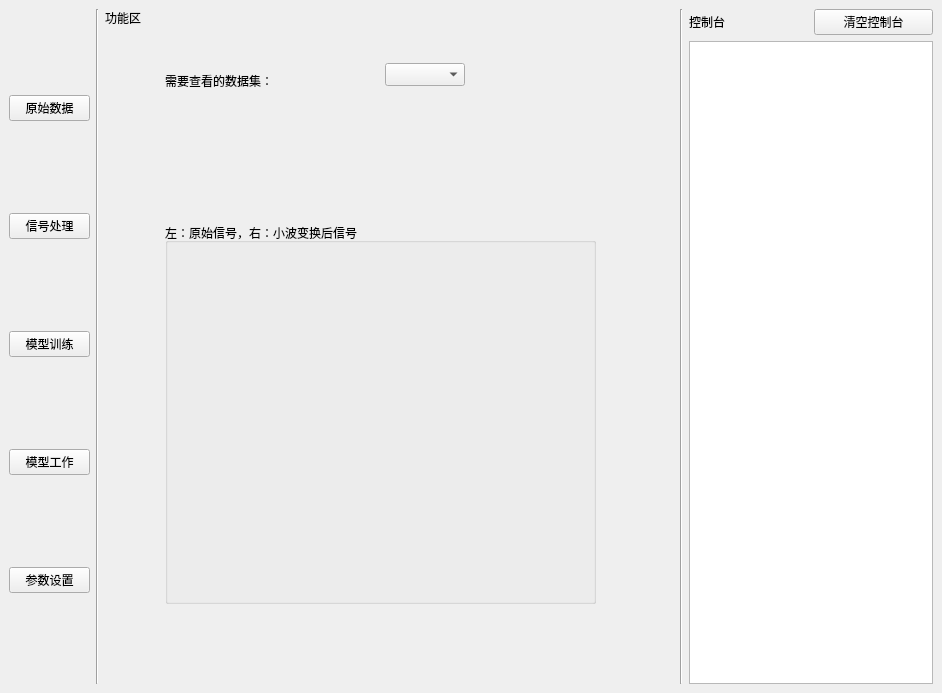
Old version of the form GUI/main_window.ui in the repository industrimatic/Gearbox-Fault-Diagnosis.
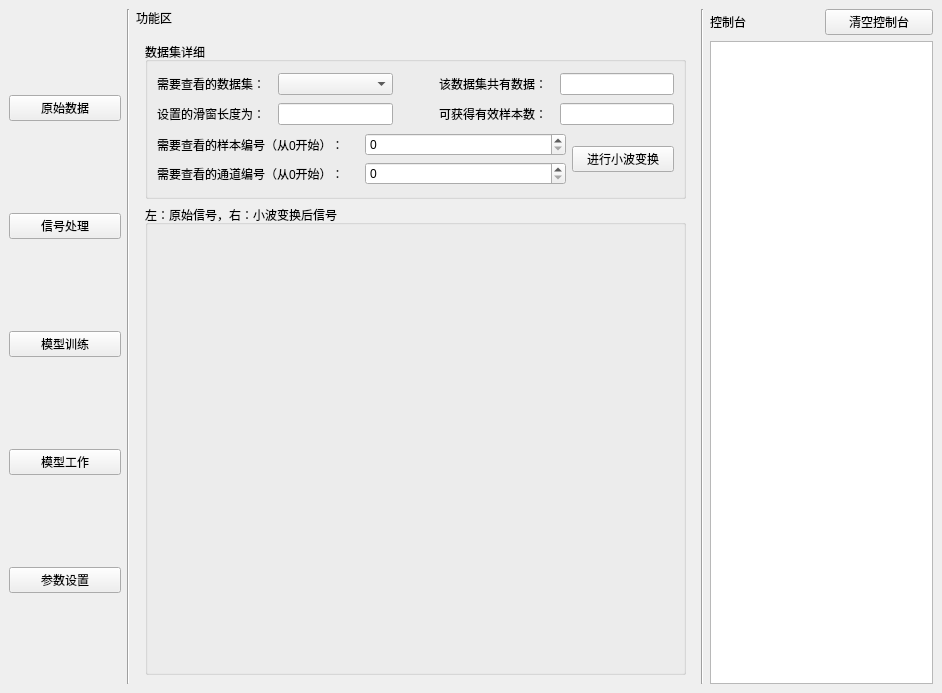
New version of the form. The open tabs and pages were chosen to show the change.

Commit message: 完成信号处理界面

```diff
--- a/GUI/main_window.ui
+++ b/GUI/main_window.ui
@@ -14,7 +14,7 @@
    <string>智能齿轮箱故障诊断系统</string>
   </property>
   <widget class="QWidget" name="centralwidget">
-   <layout class="QHBoxLayout" name="horizontalLayout_15" stretch="1,1,7,1,3">
+   <layout class="QHBoxLayout" name="horizontalLayout_15" stretch="2,1,10,1,4">
     <item>
      <layout class="QVBoxLayout" name="verticalLayout">
       <item>
@@ -253,42 +253,187 @@
          </layout>
         </widget>
         <widget class="QWidget" name="page_3">
-         <widget class="QGroupBox" name="groupBox_8">
-          <property name="geometry">
-           <rect>
-            <x>60</x>
-            <y>190</y>
-            <width>431</width>
-            <height>381</height>
-           </rect>
-          </property>
-          <property name="title">
-           <string>左：原始信号，右：小波变换后信号</string>
-          </property>
-         </widget>
-         <widget class="QLabel" name="label_5">
-          <property name="geometry">
-           <rect>
-            <x>60</x>
-            <y>40</y>
-            <width>121</width>
-            <height>16</height>
-           </rect>
-          </property>
-          <property name="text">
-           <string>需要查看的数据集：</string>
-          </property>
-         </widget>
-         <widget class="QComboBox" name="comboBox_2">
-          <property name="geometry">
-           <rect>
-            <x>280</x>
-            <y>30</y>
-            <width>80</width>
-            <height>23</height>
-           </rect>
-          </property>
-         </widget>
+         <layout class="QVBoxLayout" name="verticalLayout_14" stretch="1,3">
+          <item>
+           <widget class="QGroupBox" name="groupBox_9">
+            <property name="title">
+             <string>数据集详细</string>
+            </property>
+            <layout class="QVBoxLayout" name="verticalLayout_17">
+             <item>
+              <layout class="QHBoxLayout" name="horizontalLayout_22" stretch="1,0,1">
+               <item>
+                <layout class="QHBoxLayout" name="horizontalLayout_18" stretch="1,1">
+                 <item>
+                  <widget class="QLabel" name="label_5">
+                   <property name="text">
+                    <string>需要查看的数据集：</string>
+                   </property>
+                  </widget>
+                 </item>
+                 <item>
+                  <widget class="QComboBox" name="comboBox_2"/>
+                 </item>
+                </layout>
+               </item>
+               <item>
+                <spacer name="horizontalSpacer">
+                 <property name="orientation">
+                  <enum>Qt::Orientation::Horizontal</enum>
+                 </property>
+                 <property name="sizeHint" stdset="0">
+                  <size>
+                   <width>40</width>
+                   <height>20</height>
+                  </size>
+                 </property>
+                </spacer>
+               </item>
+               <item>
+                <layout class="QHBoxLayout" name="horizontalLayout_19" stretch="1,1">
+                 <item>
+                  <widget class="QLabel" name="label_20">
+                   <property name="text">
+                    <string>该数据集共有数据：</string>
+                   </property>
+                  </widget>
+                 </item>
+                 <item>
+                  <widget class="QLineEdit" name="lineEdit_2">
+                   <property name="enabled">
+                    <bool>true</bool>
+                   </property>
+                   <property name="readOnly">
+                    <bool>true</bool>
+                   </property>
+                  </widget>
+                 </item>
+                </layout>
+               </item>
+              </layout>
+             </item>
+             <item>
+              <layout class="QHBoxLayout" name="horizontalLayout_21" stretch="1,0,1">
+               <item>
+                <layout class="QHBoxLayout" name="horizontalLayout_16" stretch="1,1">
+                 <item>
+                  <widget class="QLabel" name="label_21">
+                   <property name="text">
+                    <string>设置的滑窗长度为：</string>
+                   </property>
+                  </widget>
+                 </item>
+                 <item>
+                  <widget class="QLineEdit" name="lineEdit">
+                   <property name="enabled">
+                    <bool>true</bool>
+                   </property>
+                   <property name="readOnly">
+                    <bool>true</bool>
+                   </property>
+                  </widget>
+                 </item>
+                </layout>
+               </item>
+               <item>
+                <spacer name="horizontalSpacer_2">
+                 <property name="orientation">
+                  <enum>Qt::Orientation::Horizontal</enum>
+                 </property>
+                 <property name="sizeHint" stdset="0">
+                  <size>
+                   <width>40</width>
+                   <height>20</height>
+                  </size>
+                 </property>
+                </spacer>
+               </item>
+               <item>
+                <layout class="QHBoxLayout" name="horizontalLayout_17" stretch="1,1">
+                 <item>
+                  <widget class="QLabel" name="label_22">
+                   <property name="text">
+                    <string>可获得有效样本数：</string>
+                   </property>
+                  </widget>
+                 </item>
+                 <item>
+                  <widget class="QLineEdit" name="lineEdit_3">
+                   <property name="enabled">
+                    <bool>true</bool>
+                   </property>
+                   <property name="readOnly">
+                    <bool>true</bool>
+                   </property>
+                  </widget>
+                 </item>
+                </layout>
+               </item>
+              </layout>
+             </item>
+             <item>
+              <layout class="QHBoxLayout" name="horizontalLayout_25" stretch="4,1">
+               <item>
+                <layout class="QVBoxLayout" name="verticalLayout_15">
+                 <item>
+                  <layout class="QHBoxLayout" name="horizontalLayout_20">
+                   <item>
+                    <widget class="QLabel" name="label_23">
+                     <property name="text">
+                      <string>需要查看的样本编号（从0开始）：</string>
+                     </property>
+                    </widget>
+                   </item>
+                   <item>
+                    <widget class="QSpinBox" name="spinBox_10"/>
+                   </item>
+                  </layout>
+                 </item>
+                 <item>
+                  <layout class="QHBoxLayout" name="horizontalLayout_24">
+                   <item>
+                    <widget class="QLabel" name="label_24">
+                     <property name="text">
+                      <string>需要查看的通道编号（从0开始）：</string>
+                     </property>
+                    </widget>
+                   </item>
+                   <item>
+                    <widget class="QSpinBox" name="spinBox_11">
+                     <property name="maximum">
+                      <number>7</number>
+                     </property>
+                    </widget>
+                   </item>
+                  </layout>
+                 </item>
+                </layout>
+               </item>
+               <item>
+                <widget class="QPushButton" name="pushButton_8">
+                 <property name="text">
+                  <string>进行小波变换</string>
+                 </property>
+                </widget>
+               </item>
+              </layout>
+             </item>
+            </layout>
+           </widget>
+          </item>
+          <item>
+           <widget class="QGroupBox" name="groupBox_8">
+            <property name="title">
+             <string>左：原始信号，右：小波变换后信号</string>
+            </property>
+            <layout class="QHBoxLayout" name="horizontalLayout_23">
+             <item>
+              <layout class="QVBoxLayout" name="verticalLayout_16"/>
+             </item>
+            </layout>
+           </widget>
+          </item>
+         </layout>
         </widget>
         <widget class="QWidget" name="page_4">
          <widget class="QLabel" name="label_6">
```
Left out of the diff: 2 changed lines with no effect on the pictures. The commit also changes 8 other files.
